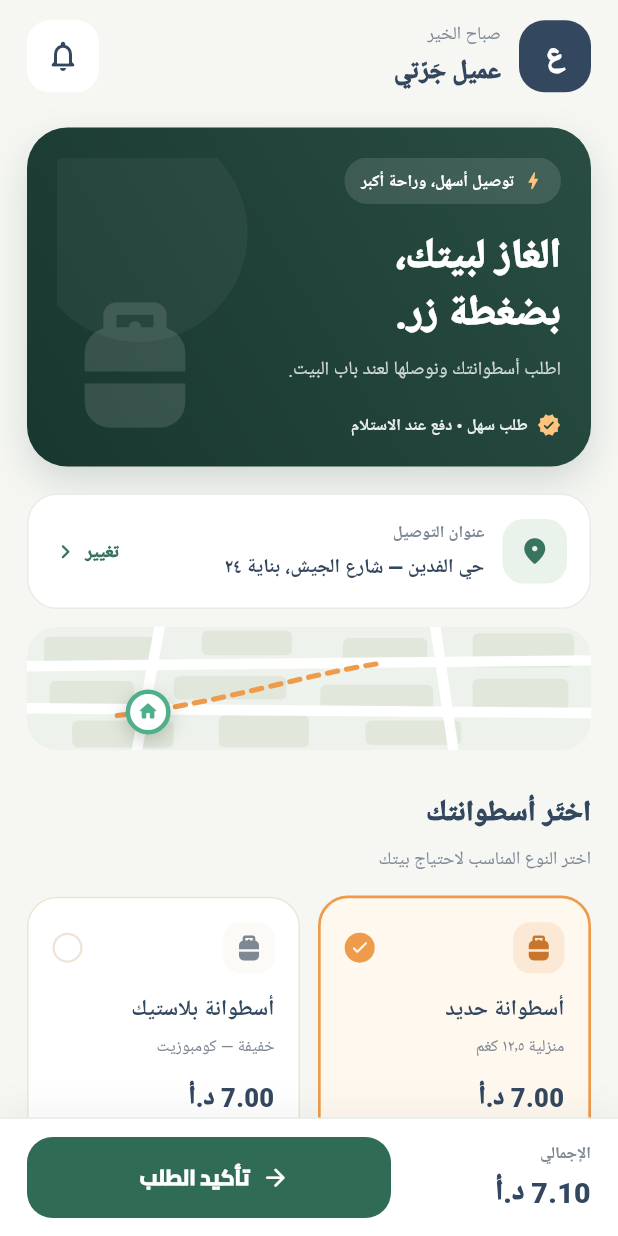
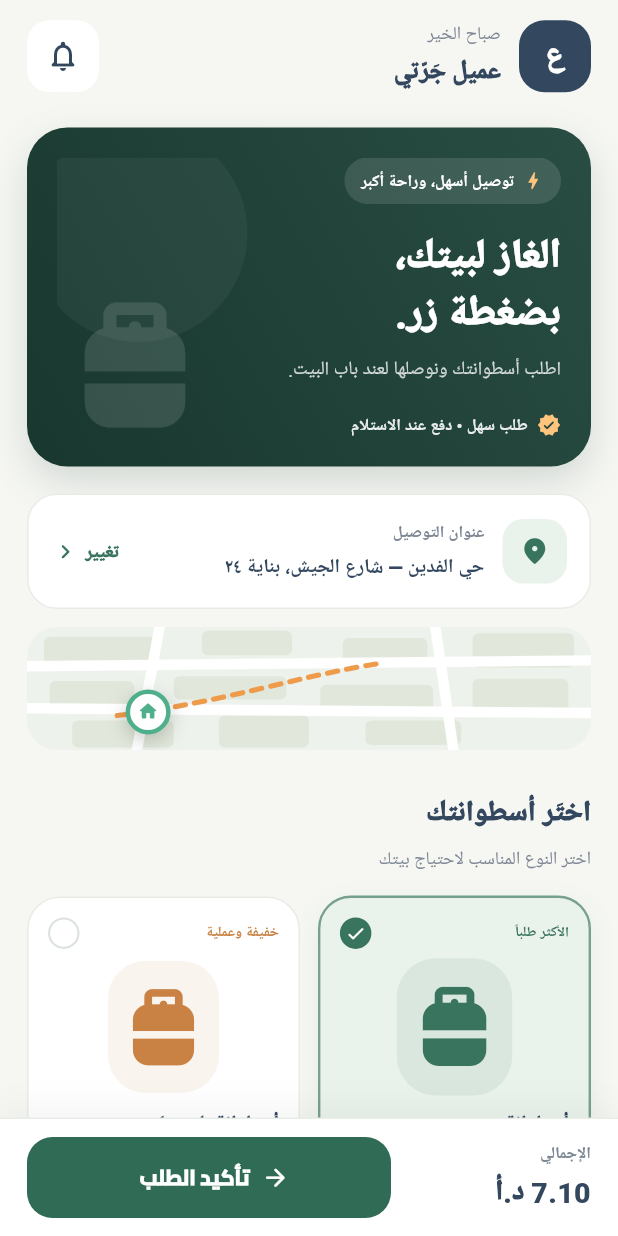
Before and after one commit to bash121213-ops/jarti-gas-mafraq, a Flutter app: the HomeScreen screen opened directly, on a phone screen of 412 x 824 dp. Run offline on Flutter 3.47's test engine with Material 3 defaults, Android fonts, the phone set to English and light mode, and no system bars; our stand-ins replace shared_preferences, supabase_flutter; accounts and stored records are empty.

Commit message:
Polish cylinder selection cards and interactions

```diff
--- a/app/lib/features/home/home_screen.dart
+++ b/app/lib/features/home/home_screen.dart
@@ -443,83 +443,75 @@ class _CylinderOption extends StatelessWidget {
 
   @override
   Widget build(BuildContext context) {
-    return InkWell(
+    final isSteel = type == CylinderType.steel;
+    final accent = isSteel ? const Color(0xFF39745F) : const Color(0xFFC98243);
+    final tint = isSteel ? const Color(0xFFEAF2EC) : const Color(0xFFFFF1E2);
+    return Material(
+      color: Colors.transparent,
+      child: InkWell(
         onTap: onTap,
-      borderRadius: BorderRadius.circular(20),
+        borderRadius: BorderRadius.circular(22),
         child: AnimatedContainer(
-        duration: const Duration(milliseconds: 180),
-        padding: const EdgeInsets.all(16),
+          duration: const Duration(milliseconds: 220),
+          curve: Curves.easeOutCubic,
+          padding: const EdgeInsets.fromLTRB(13, 13, 13, 15),
           decoration: BoxDecoration(
-          color: selected ? AppColors.creamDeep : Colors.white,
-          borderRadius: BorderRadius.circular(20),
+            color: selected ? tint : Colors.white,
+            borderRadius: BorderRadius.circular(22),
             border: Border.all(
-            color: selected ? AppColors.apricot : AppColors.line,
-            width: selected ? 1.8 : 1,
+              color: selected ? accent.withValues(alpha: .65) : const Color(0xFFE8ECE6),
+              width: selected ? 1.6 : 1,
             ),
+            boxShadow: selected
+                ? [BoxShadow(color: accent.withValues(alpha: .09), blurRadius: 15, offset: const Offset(0, 6))]
+                : [],
           ),
           child: Column(
             crossAxisAlignment: CrossAxisAlignment.start,
             children: [
               Row(
                 children: [
-                Container(
-                  width: 34,
-                  height: 34,
-                  decoration: BoxDecoration(
-                    color: selected
-                        ? AppColors.apricot.withValues(alpha: 0.16)
-                        : AppColors.cream,
-                    borderRadius: BorderRadius.circular(11),
-                  ),
-                  child: Icon(
-                    Icons.propane_tank,
-                    size: 20,
-                    color: selected ? AppColors.apricotInk : AppColors.muted,
-                  ),
-                ),
+                  Text(isSteel ? 'الأكثر طلباً' : 'خفيفة وعملية',
+                    style: TextStyle(fontSize: 9.5, color: accent, fontWeight: FontWeight.w800)),
                   const Spacer(),
                   AnimatedContainer(
                     duration: const Duration(milliseconds: 180),
-                  width: 20,
-                  height: 20,
+                    width: 21, height: 21,
                     decoration: BoxDecoration(
-                    color: selected ? AppColors.apricot : Colors.white,
+                      color: selected ? accent : Colors.white,
                       shape: BoxShape.circle,
-                    border: Border.all(
-                      color: selected ? AppColors.apricot : AppColors.line,
-                      width: 1.5,
+                      border: Border.all(color: selected ? accent : const Color(0xFFDCE3DC), width: 1.4),
                     ),
-                  ),
-                  child: selected
-                      ? const Icon(Icons.check_rounded,
-                          size: 13, color: Colors.white)
-                      : null,
+                    child: selected ? const Icon(Icons.check_rounded, color: Colors.white, size: 14) : null,
                   ),
                 ],
               ),
-            const SizedBox(height: 12),
-            Text(
-              'أسطوانة ${type.label}',
-              style: const TextStyle(
-                fontSize: 14.5,
-                fontWeight: FontWeight.w800,
+              const SizedBox(height: 8),
+              Center(
+                child: AnimatedScale(
+                  scale: selected ? 1.04 : 1,
+                  duration: const Duration(milliseconds: 220),
+                  child: Container(
+                    width: 74, height: 88,
+                    decoration: BoxDecoration(
+                      color: accent.withValues(alpha: .09),
+                      borderRadius: BorderRadius.circular(25),
+                    ),
+                    child: Icon(Icons.propane_tank_rounded, size: 61, color: accent),
                   ),
                 ),
-            const SizedBox(height: 2),
-            Text(
-              type.subtitle,
-              style: const TextStyle(fontSize: 11, color: AppColors.muted),
               ),
               const SizedBox(height: 10),
-            Text(
-              formatMoney(price),
-              style: const TextStyle(
-                fontSize: 17,
-                fontWeight: FontWeight.w900,
-                color: AppColors.navy,
+              Text('أسطوانة ${type.label}',
+                style: const TextStyle(fontSize: 13, fontWeight: FontWeight.w900, color: AppColors.navy)),
+              const SizedBox(height: 3),
+              Text(type.subtitle, maxLines: 1, overflow: TextOverflow.ellipsis,
+                style: const TextStyle(fontSize: 10.5, color: AppColors.muted)),
+              const SizedBox(height: 9),
+              Text(formatMoney(price),
+                style: TextStyle(fontSize: 16, fontWeight: FontWeight.w900, color: accent)),
+            ],
           ),
-            ),
-          ],
         ),
       ),
     );
```
Lines whose indentation alone changed are shown as unchanged.
